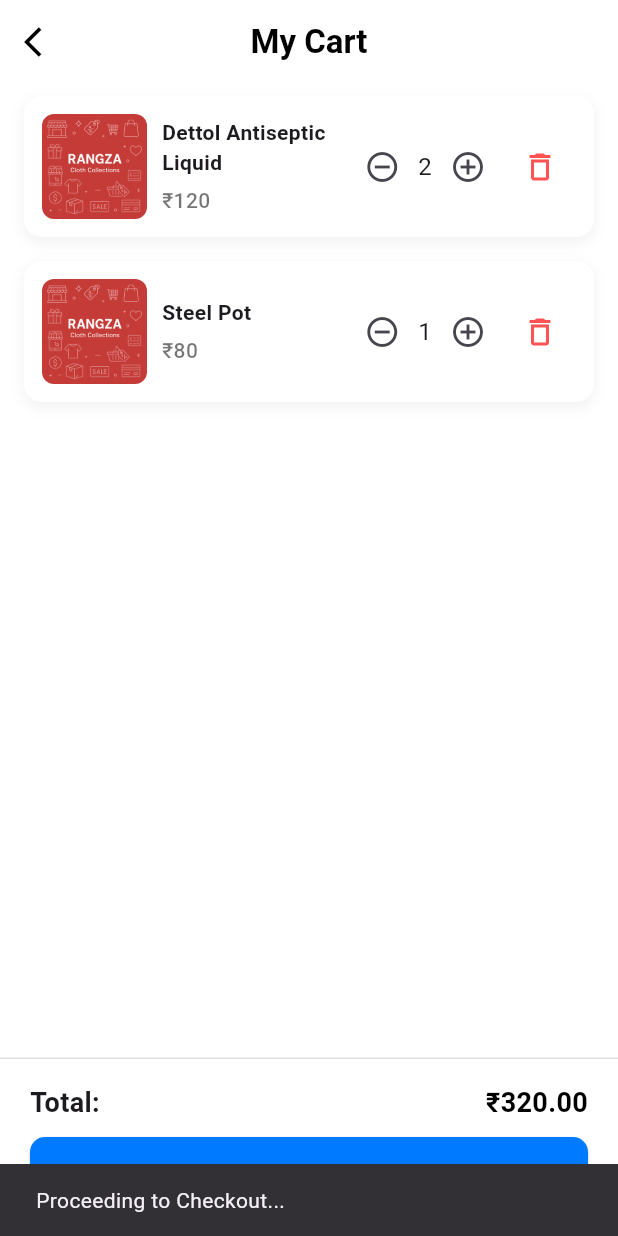
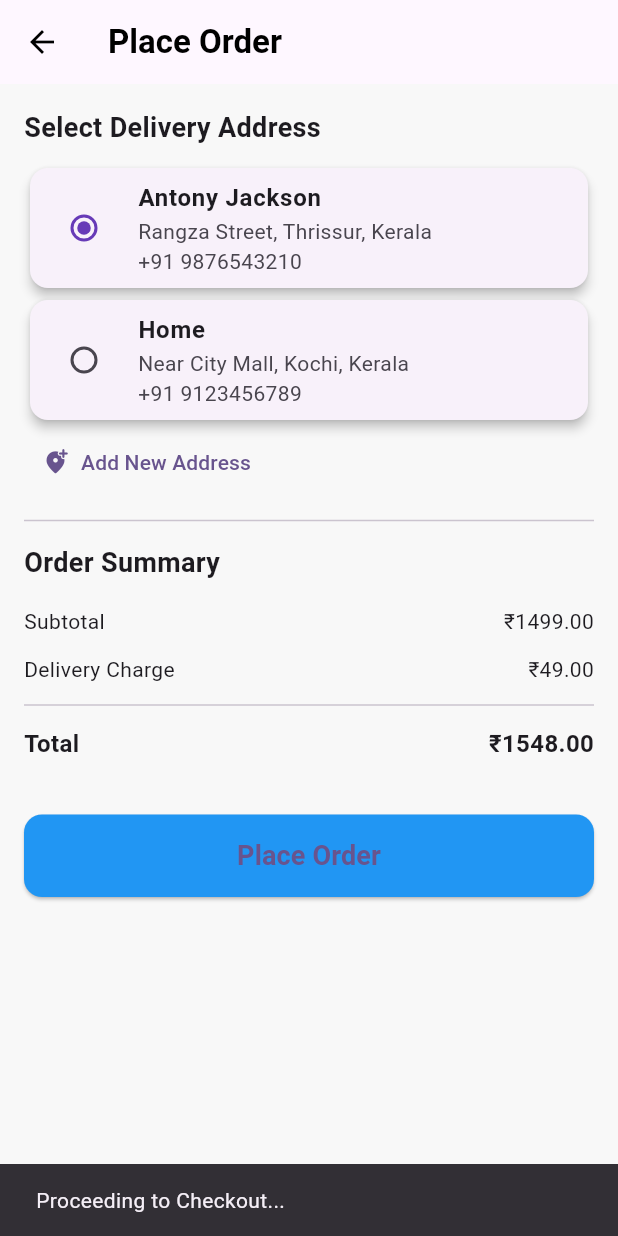
Before and after one commit to antonykj623/rangzaekart, a Flutter app: the CartPage screen opened directly, after a tap on "Checkout", on a phone screen of 412 x 824 dp. Run offline on Flutter 3.47's test engine with Material 3 defaults, Android fonts, the phone set to English and light mode, and no system bars; our stand-ins replace carousel_slider, pinput, video_player.

Commit message:
commited by antony

```diff
--- a/lib/widgets/cart.dart
+++ b/lib/widgets/cart.dart
@@ -1,4 +1,5 @@
 import 'package:flutter/material.dart';
+import 'package:rangza_ekart/widgets/placeorder.dart';
 
 class CartPage extends StatefulWidget {
   const CartPage({Key? key}) : super(key: key);
@@ -215,6 +216,16 @@ class _CartPageState extends State<CartPage> {
                         content: Text("Proceeding to Checkout..."),
                       ),
                     );
+
+                    Navigator.push(
+                      context,
+                      MaterialPageRoute(
+                        builder: (context) =>  PlaceOrderScreen(),
+                      ),
+                    );
+
+
+
                   },
                   child: const Text(
                     "Checkout",
--- /dev/null
+++ b/lib/widgets/placeorder.dart
@@ -0,0 +1,241 @@
+import 'package:flutter/material.dart';
+
+class PlaceOrderScreen extends StatefulWidget {
+  const PlaceOrderScreen({Key? key}) : super(key: key);
+
+  @override
+  State<PlaceOrderScreen> createState() => _PlaceOrderScreenState();
+}
+
+class _PlaceOrderScreenState extends State<PlaceOrderScreen> {
+  int selectedAddressIndex = 0;
+
+  final List<Map<String, String>> savedAddresses = [
+    {
+      'name': 'Antony Jackson',
+      'address': 'Rangza Street, Thrissur, Kerala',
+      'phone': '+91 9876543210'
+    },
+    {
+      'name': 'Home',
+      'address': 'Near City Mall, Kochi, Kerala',
+      'phone': '+91 9123456789'
+    },
+  ];
+
+  double subtotal = 1499.00;
+  double deliveryCharge = 49.00;
+
+  @override
+  Widget build(BuildContext context) {
+    double total = subtotal + deliveryCharge;
+
+    return Scaffold(
+      backgroundColor: const Color(0xfff8f8f8),
+      appBar: AppBar(
+        title: const Text(
+          "Place Order",
+          style: TextStyle(fontWeight: FontWeight.bold,color: Colors.black),
+        ),
+
+        foregroundColor: Colors.black,
+      ),
+      body: SingleChildScrollView(
+        padding: const EdgeInsets.all(16),
+        child: Column(
+          crossAxisAlignment: CrossAxisAlignment.start,
+          children: [
+            // 📍 Address Section
+            const Text(
+              "Select Delivery Address",
+              style: TextStyle(
+                fontSize: 18,
+                fontWeight: FontWeight.bold,
+              ),
+            ),
+            const SizedBox(height: 10),
+
+            Column(
+              children: List.generate(savedAddresses.length, (index) {
+                final address = savedAddresses[index];
+                return Card(
+                  shape: RoundedRectangleBorder(
+                    borderRadius: BorderRadius.circular(12),
+                  ),
+                  elevation: 3,
+                  child: RadioListTile(
+                    value: index,
+                    groupValue: selectedAddressIndex,
+                    activeColor: Colors.deepPurple,
+                    onChanged: (val) {
+                      setState(() => selectedAddressIndex = val!);
+                    },
+                    title: Text(
+                      address['name']!,
+                      style: const TextStyle(fontWeight: FontWeight.bold),
+                    ),
+                    subtitle: Text(
+                      "${address['address']}\n${address['phone']}",
+                    ),
+                  ),
+                );
+              }),
+            ),
+
+            // ➕ Add new address button
+            TextButton.icon(
+              onPressed: () {
+                _showAddAddressDialog(context);
+              },
+              icon: const Icon(Icons.add_location_alt_rounded),
+              label: const Text("Add New Address"),
+            ),
+
+            const Divider(height: 30),
+
+            // 💸 Order Summary
+            const Text(
+              "Order Summary",
+              style: TextStyle(fontSize: 18, fontWeight: FontWeight.bold),
+            ),
+            const SizedBox(height: 10),
+
+            _buildSummaryRow("Subtotal", "₹${subtotal.toStringAsFixed(2)}"),
+            _buildSummaryRow("Delivery Charge", "₹${deliveryCharge.toStringAsFixed(2)}"),
+            const Divider(),
+            _buildSummaryRow(
+              "Total",
+              "₹${total.toStringAsFixed(2)}",
+              isBold: true,
+            ),
+
+            const SizedBox(height: 30),
+
+            // 🛒 Place Order Button
+            ElevatedButton(
+              onPressed: () {
+                _placeOrder(context);
+              },
+              style: ElevatedButton.styleFrom(
+                backgroundColor: Colors.blue,
+                minimumSize: const Size(double.infinity, 55),
+                shape: RoundedRectangleBorder(
+                  borderRadius: BorderRadius.circular(12),
+                ),
+              ),
+              child: const Text(
+                "Place Order",
+                style: TextStyle(fontSize: 18, fontWeight: FontWeight.bold),
+              ),
+            ),
+          ],
+        ),
+      ),
+    );
+  }
+
+  Widget _buildSummaryRow(String label, String value, {bool isBold = false}) {
+    return Padding(
+      padding: const EdgeInsets.symmetric(vertical: 6.0),
+      child: Row(
+        mainAxisAlignment: MainAxisAlignment.spaceBetween,
+        children: [
+          Text(
+            label,
+            style: TextStyle(
+              fontWeight: isBold ? FontWeight.bold : FontWeight.normal,
+              fontSize: isBold ? 16 : 14,
+            ),
+          ),
+          Text(
+            value,
+            style: TextStyle(
+              fontWeight: isBold ? FontWeight.bold : FontWeight.normal,
+              fontSize: isBold ? 16 : 14,
+            ),
+          ),
+        ],
+      ),
+    );
+  }
+
+  void _placeOrder(BuildContext context) {
+    final address = savedAddresses[selectedAddressIndex];
+    ScaffoldMessenger.of(context).showSnackBar(
+      SnackBar(
+        content: Text(
+            "Order placed successfully! Delivering to ${address['address']}"),
+        backgroundColor: Colors.green,
+      ),
+    );
+  }
+
+  void _showAddAddressDialog(BuildContext context) {
+    final nameController = TextEditingController();
+    final houseController = TextEditingController();
+    final streetController = TextEditingController();
+    final cityController = TextEditingController();
+    final pincodeController = TextEditingController();
+    final phoneController = TextEditingController();
+    final altPhoneController = TextEditingController();
+
+    showDialog(
+      context: context,
+      builder: (_) => AlertDialog(
+        shape: RoundedRectangleBorder(borderRadius: BorderRadius.circular(12)),
+        title: const Text("Add New Address"),
+        content: SingleChildScrollView(
+          child: Column(
+            mainAxisSize: MainAxisSize.min,
+            children: [
+              _textField(nameController, "Full Name"),
+              _textField(houseController, "House / Building Name"),
+              _textField(streetController, "Street / Landmark"),
+              _textField(cityController, "City"),
+              _textField(pincodeController, "Pincode", keyboard: TextInputType.number),
+              _textField(phoneController, "Phone", keyboard: TextInputType.phone),
+              _textField(altPhoneController, "Alternate Phone (optional)",
+                  keyboard: TextInputType.phone),
+            ],
+          ),
+        ),
+        actions: [
+          TextButton(onPressed: () => Navigator.pop(context), child: const Text("Cancel")),
+          ElevatedButton(
+            onPressed: () {
+              setState(() {
+                savedAddresses.add({
+                  'name': nameController.text,
+                  'house': houseController.text,
+                  'street': streetController.text,
+                  'city': cityController.text,
+                  'pincode': pincodeController.text,
+                  'phone': phoneController.text,
+                  'altPhone': altPhoneController.text,
+                });
+              });
+              Navigator.pop(context);
+            },
+            child: const Text("Save"),
+          ),
+        ],
+      ),
+    );
+  }
+
+  Widget _textField(TextEditingController controller, String label,
+      {TextInputType keyboard = TextInputType.text}) {
+    return Padding(
+      padding: const EdgeInsets.only(bottom: 10),
+      child: TextField(
+        controller: controller,
+        keyboardType: keyboard,
+        decoration: InputDecoration(
+          labelText: label,
+          border: OutlineInputBorder(borderRadius: BorderRadius.circular(8)),
+        ),
+      ),
+    );
+  }
+
+}
```
Also changed, not shown: lib/widgets/homepage.dart (+17 -14 lines), lib/widgets/profile.dart (added, +251 -0 lines).
